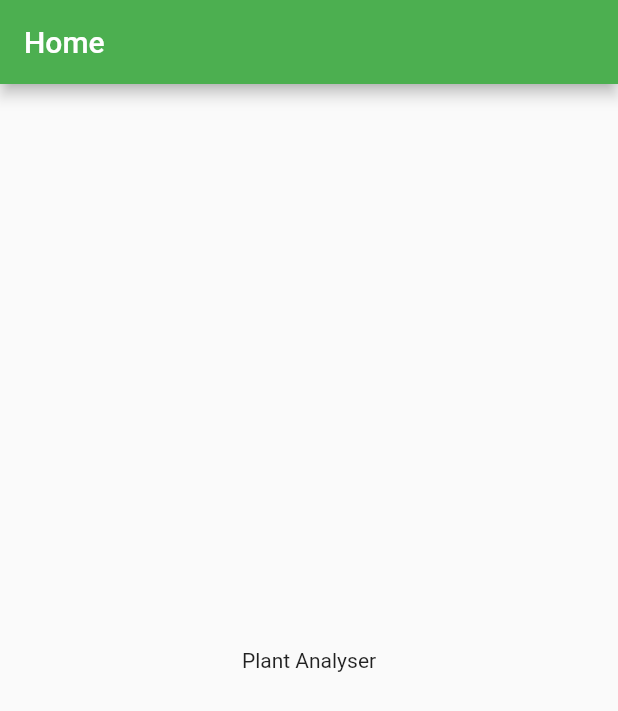
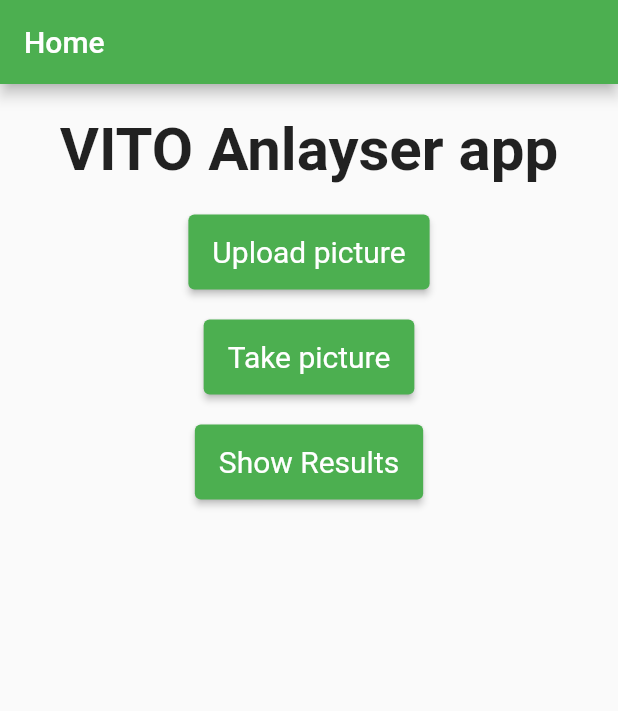
Before and after one commit to MZeelmaekers/Project4.0, a Flutter app: the screen it shows after launch, on a phone screen of 412 x 824 dp. Shown: the top 711 px of the screen. Run offline on Flutter 3.47's test engine with Material 2 defaults, Android fonts, the phone set to English and light mode, and no system bars.

Commit message:
Added layout to homepage

```diff
--- a/lib/pages/home.dart
+++ b/lib/pages/home.dart
@@ -1,18 +1,113 @@
+import 'package:flutter/cupertino.dart';
 import 'package:flutter/material.dart';
 
-class HomePage extends StatelessWidget {
+class HomePage extends StatefulWidget {
   const HomePage({Key? key}) : super(key: key);
 
   @override
+  _HomePageState createState() => _HomePageState();
+}
+
+class _HomePageState extends State<HomePage> {
+  @override
   Widget build(BuildContext context) {
     return Scaffold(
-      appBar: AppBar(
-        title: const Text("Home"),
-      ),
-      body: Container(
-        alignment: Alignment.center,
-        child: const Text("Plant Analyser"),
+      appBar: AppBar(title: const Text("Home")),
+      body: Center(
+        child: Column(
+          children: <Widget>[
+            Padding(
+              padding: EdgeInsets.all(10),
+            ),
+            const Text(
+              "VITO Anlayser app",
+              style: TextStyle(
+                fontSize: 40.0,
+                decoration: TextDecoration.none,
+                fontWeight: FontWeight.bold,
+              ),
+            ),
+            Padding(
+              padding: EdgeInsets.all(10),
+            ),
+            ElevatedButton(
+              style: ElevatedButton.styleFrom(
+                  minimumSize: Size(30, 50) // put the width and height you want
+                  ),
+              onPressed: () {
+                _navigateToUpload();
+              },
+              child: const Text(
+                "Upload picture",
+                style: TextStyle(
+                  fontSize: 20.0,
+                  decoration: TextDecoration.none,
+                  fontWeight: FontWeight.normal,
+                ),
+              ),
+            ),
+            Padding(
+              padding: EdgeInsets.all(10),
+            ),
+            ElevatedButton(
+              style: ElevatedButton.styleFrom(
+                  minimumSize: Size(30, 50) // put the width and height you want
+                  ),
+              onPressed: () {
+                _navigateToPhoto();
+              },
+              child: const Text(
+                "Take picture",
+                style: TextStyle(
+                  fontSize: 20.0,
+                  decoration: TextDecoration.none,
+                  fontWeight: FontWeight.normal,
+                ),
+              ),
+            ),
+            Padding(
+              padding: EdgeInsets.all(10),
+            ),
+            ElevatedButton(
+              style: ElevatedButton.styleFrom(
+                  minimumSize: Size(30, 50) // put the width and height you want
+                  ),
+              onPressed: () {
+                _navigateToResults();
+              },
+              child: const Text(
+                "Show Results",
+                style: TextStyle(
+                  fontSize: 20.0,
+                  decoration: TextDecoration.none,
+                  fontWeight: FontWeight.normal,
+                ),
+              ),
+            ),
+          ],
+        ),
       ),
     );
   }
+
+  void _navigateToUpload() async {
+    await Navigator.push(
+      context,
+      MaterialPageRoute(builder: (context) => UploadPage()),
+    );
+  }
+
+  void _navigateToPhoto() async {
+    await Navigator.push(
+      context,
+      MaterialPageRoute(builder: (context) => PhotoPage()),
+    );
+  }
+
+  void _navigateToResults() async {
+    await Navigator.push(
+      context,
+      MaterialPageRoute(builder: (context) => ResultsPage()),
+    );
+  }
 }
```
